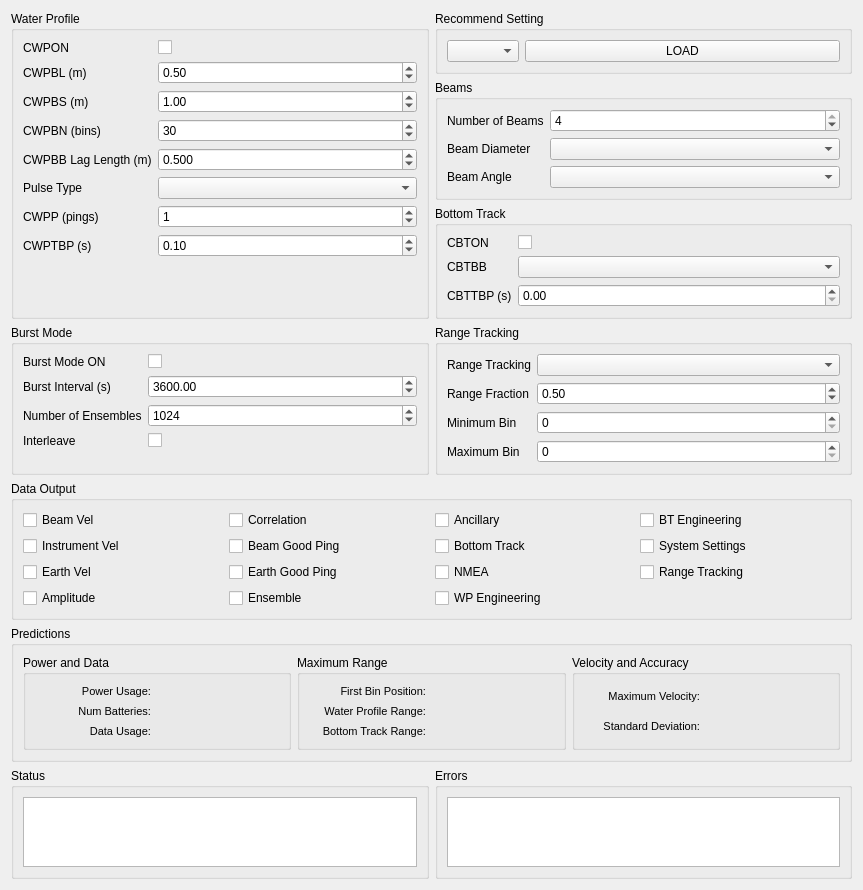
First picture: the form in PredictR_view/subsystem_view.ui, repository ricorx7/PredictR, before the edit.
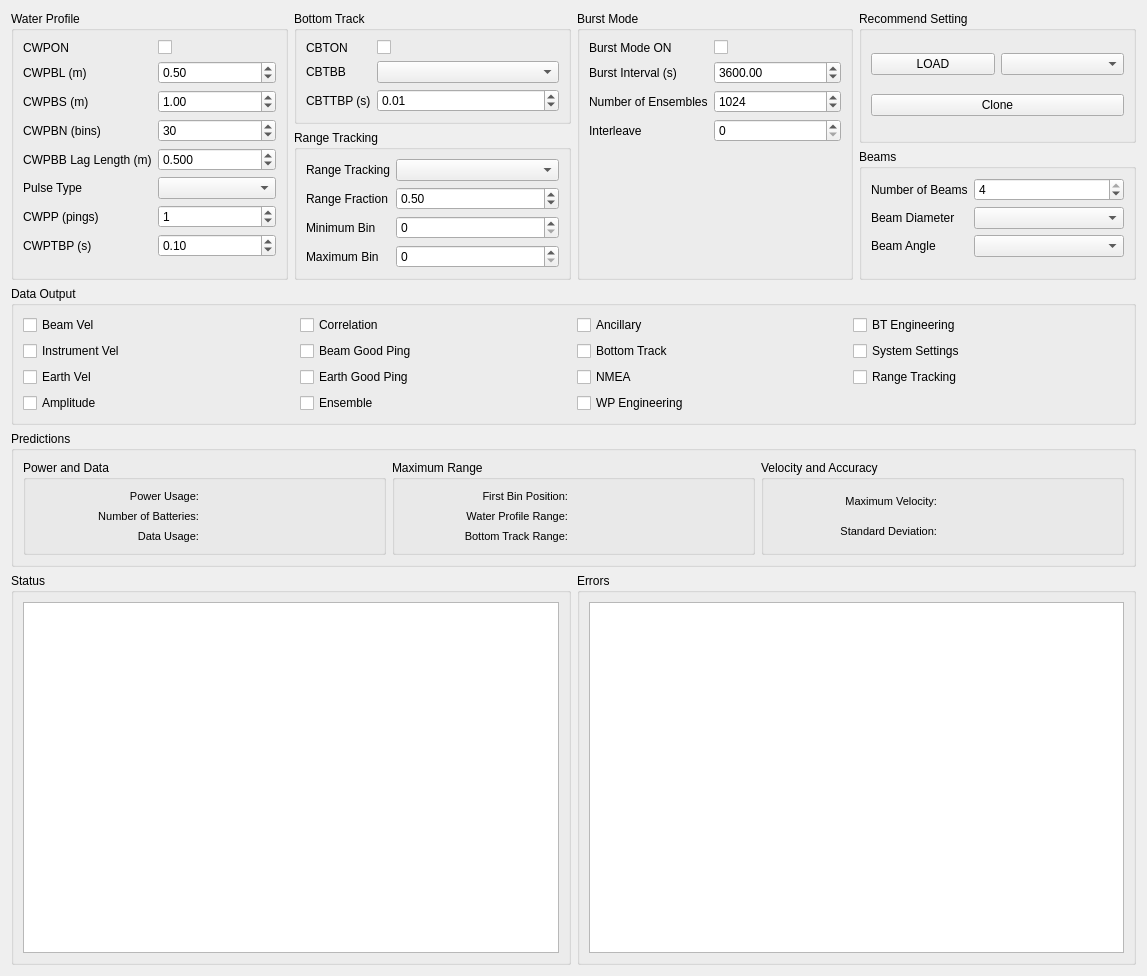
Second picture: the form after the edit.

Commit message: Updating the layout of the PredictR Added Interleave as a value Added Clone button

The edit to the form file:
```diff
--- a/PredictR_view/subsystem_view.ui
+++ b/PredictR_view/subsystem_view.ui
@@ -6,8 +6,8 @@
    <rect>
     <x>0</x>
     <y>0</y>
-    <width>863</width>
-    <height>867</height>
+    <width>1147</width>
+    <height>976</height>
    </rect>
   </property>
   <property name="windowTitle">
@@ -164,75 +164,7 @@
       </widget>
      </item>
      <item>
-      <layout class="QVBoxLayout" name="verticalLayout_6">
-       <item>
-        <widget class="QGroupBox" name="recommendSettingGroupBox">
-         <property name="title">
-          <string>Recommend Setting</string>
-         </property>
-         <layout class="QFormLayout" name="formLayout_4">
-          <item row="0" column="0">
-           <widget class="QComboBox" name="recommendCfgComboBox"/>
-          </item>
-          <item row="0" column="1">
-           <widget class="QPushButton" name="presetButton">
-            <property name="text">
-             <string>LOAD</string>
-            </property>
-           </widget>
-          </item>
-         </layout>
-        </widget>
-       </item>
-       <item>
-        <widget class="QGroupBox" name="numBeamsGroupBox">
-         <property name="title">
-          <string>Beams</string>
-         </property>
-         <layout class="QFormLayout" name="formLayout_5">
-          <item row="0" column="0">
-           <widget class="QLabel" name="label_15">
-            <property name="text">
-             <string>Number of Beams</string>
-            </property>
-           </widget>
-          </item>
-          <item row="0" column="1">
-           <widget class="QSpinBox" name="numBeamsSpinBox">
-            <property name="minimum">
-             <number>1</number>
-            </property>
-            <property name="maximum">
-             <number>4</number>
-            </property>
-            <property name="value">
-             <number>4</number>
-            </property>
-           </widget>
-          </item>
-          <item row="1" column="0">
-           <widget class="QLabel" name="label_28">
-            <property name="text">
-             <string>Beam Diameter</string>
-            </property>
-           </widget>
-          </item>
-          <item row="1" column="1">
-           <widget class="QComboBox" name="beamDiaComboBox"/>
-          </item>
-          <item row="2" column="0">
-           <widget class="QLabel" name="label_30">
-            <property name="text">
-             <string>Beam Angle</string>
-            </property>
-           </widget>
-          </item>
-          <item row="2" column="1">
-           <widget class="QComboBox" name="beamAngleComboBox"/>
-          </item>
-         </layout>
-        </widget>
-       </item>
+      <layout class="QVBoxLayout" name="verticalLayout_5">
        <item>
         <widget class="QGroupBox" name="groupBox_2">
          <property name="title">
@@ -271,17 +203,72 @@
            </widget>
           </item>
           <item row="2" column="1">
-           <widget class="QDoubleSpinBox" name="cbttbpDoubleSpinBox"/>
+           <widget class="QDoubleSpinBox" name="cbttbpDoubleSpinBox">
+            <property name="value">
+             <double>0.010000000000000</double>
+            </property>
+           </widget>
           </item>
          </layout>
         </widget>
        </item>
-      </layout>
+       <item>
+        <widget class="QGroupBox" name="groupBox_11">
+         <property name="title">
+          <string>Range Tracking</string>
+         </property>
+         <layout class="QFormLayout" name="formLayout_7">
+          <item row="1" column="1">
+           <widget class="QComboBox" name="rangeTrackingComboBox"/>
+          </item>
+          <item row="2" column="0">
+           <widget class="QLabel" name="label_22">
+            <property name="text">
+             <string>Range Fraction</string>
+            </property>
+           </widget>
+          </item>
+          <item row="2" column="1">
+           <widget class="QDoubleSpinBox" name="cwprtRangeFractionSpinBox">
+            <property name="value">
+             <double>0.500000000000000</double>
+            </property>
+           </widget>
+          </item>
+          <item row="3" column="0">
+           <widget class="QLabel" name="label_24">
+            <property name="text">
+             <string>Minimum Bin</string>
+            </property>
+           </widget>
+          </item>
+          <item row="3" column="1">
+           <widget class="QSpinBox" name="cwprtMinBinSpinBox"/>
+          </item>
+          <item row="4" column="0">
+           <widget class="QLabel" name="label_26">
+            <property name="text">
+             <string>Maximum Bin</string>
+            </property>
+           </widget>
+          </item>
+          <item row="4" column="1">
+           <widget class="QSpinBox" name="cwprtMaxBinSpinBox"/>
+          </item>
+          <item row="1" column="0">
+           <widget class="QLabel" name="label_20">
+            <property name="text">
+             <string>Range Tracking</string>
+            </property>
+           </widget>
+          </item>
+         </layout>
+        </widget>
      </item>
     </layout>
    </item>
    <item>
-    <layout class="QHBoxLayout" name="horizontalLayout_3">
+      <layout class="QVBoxLayout" name="verticalLayout_7">
      <item>
       <widget class="QGroupBox" name="groupBox_3">
        <property name="title">
@@ -335,13 +322,6 @@
           </property>
          </widget>
         </item>
-        <item row="4" column="1">
-         <widget class="QCheckBox" name="cbiInterleaveCheckBox">
-          <property name="text">
-           <string/>
-          </property>
-         </widget>
-        </item>
         <item row="1" column="0">
          <widget class="QLabel" name="label_12">
           <property name="text">
@@ -356,61 +336,96 @@
           </property>
          </widget>
         </item>
+          <item row="4" column="1">
+           <widget class="QSpinBox" name="cbiInterleaveSpinBox"/>
+          </item>
        </layout>
       </widget>
      </item>
+      </layout>
+     </item>
      <item>
-      <widget class="QGroupBox" name="groupBox_11">
+      <layout class="QVBoxLayout" name="verticalLayout_6">
+       <item>
+        <widget class="QGroupBox" name="recommendSettingGroupBox">
        <property name="title">
-        <string>Range Tracking</string>
-       </property>
-       <layout class="QFormLayout" name="formLayout_7">
+          <string>Recommend Setting</string>
+         </property>
+         <layout class="QVBoxLayout" name="verticalLayout_4">
+          <item>
+           <layout class="QHBoxLayout" name="horizontalLayout_5">
+            <item>
+             <widget class="QPushButton" name="presetButton">
+              <property name="text">
+               <string>LOAD</string>
+              </property>
+             </widget>
+            </item>
+            <item>
+             <widget class="QComboBox" name="recommendCfgComboBox"/>
+            </item>
+           </layout>
+          </item>
+          <item>
+           <widget class="QPushButton" name="cloneButton">
+            <property name="text">
+             <string>Clone</string>
+            </property>
+           </widget>
+          </item>
+         </layout>
+        </widget>
+       </item>
+       <item>
+        <widget class="QGroupBox" name="numBeamsGroupBox">
+         <property name="title">
+          <string>Beams</string>
+         </property>
+         <layout class="QFormLayout" name="formLayout_5">
+          <item row="0" column="0">
+           <widget class="QLabel" name="label_15">
+            <property name="text">
+             <string>Number of Beams</string>
+            </property>
+           </widget>
+          </item>
+          <item row="0" column="1">
+           <widget class="QSpinBox" name="numBeamsSpinBox">
+            <property name="minimum">
+             <number>1</number>
+            </property>
+            <property name="maximum">
+             <number>4</number>
+            </property>
+            <property name="value">
+             <number>4</number>
+            </property>
+           </widget>
+          </item>
+          <item row="1" column="0">
+           <widget class="QLabel" name="label_28">
+            <property name="text">
+             <string>Beam Diameter</string>
+            </property>
+           </widget>
+          </item>
         <item row="1" column="1">
-         <widget class="QComboBox" name="rangeTrackingComboBox"/>
+           <widget class="QComboBox" name="beamDiaComboBox"/>
         </item>
         <item row="2" column="0">
-         <widget class="QLabel" name="label_22">
+           <widget class="QLabel" name="label_30">
           <property name="text">
-           <string>Range Fraction</string>
+             <string>Beam Angle</string>
           </property>
          </widget>
         </item>
         <item row="2" column="1">
-         <widget class="QDoubleSpinBox" name="cwprtRangeFractionSpinBox">
-          <property name="value">
-           <double>0.500000000000000</double>
-          </property>
-         </widget>
-        </item>
-        <item row="3" column="0">
-         <widget class="QLabel" name="label_24">
-          <property name="text">
-           <string>Minimum Bin</string>
-          </property>
-         </widget>
-        </item>
-        <item row="3" column="1">
-         <widget class="QSpinBox" name="cwprtMinBinSpinBox"/>
-        </item>
-        <item row="4" column="0">
-         <widget class="QLabel" name="label_26">
-          <property name="text">
-           <string>Maximum Bin</string>
-          </property>
-         </widget>
-        </item>
-        <item row="4" column="1">
-         <widget class="QSpinBox" name="cwprtMaxBinSpinBox"/>
-        </item>
-        <item row="1" column="0">
-         <widget class="QLabel" name="label_20">
-          <property name="text">
-           <string>Range Tracking</string>
-          </property>
-         </widget>
-        </item>
-       </layout>
-      </widget>
+           <widget class="QComboBox" name="beamAngleComboBox"/>
+          </item>
+         </layout>
+        </widget>
+       </item>
+      </layout>
      </item>
     </layout>
    </item>
@@ -551,7 +566,7 @@
             </font>
            </property>
            <property name="text">
-            <string>Num Batteries: </string>
+            <string>Number of Batteries: </string>
            </property>
            <property name="alignment">
             <set>Qt::AlignRight|Qt::AlignTrailing|Qt::AlignVCenter</set>
```
Lines whose indentation alone changed are shown as unchanged. The commit also changes 5 other files.
